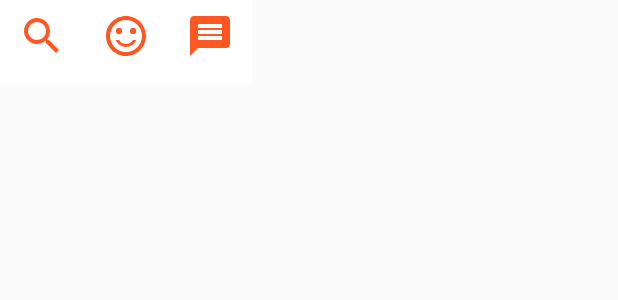
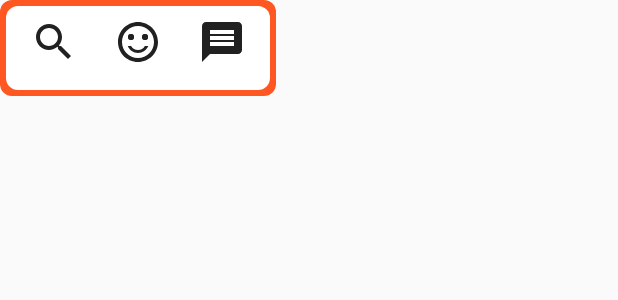
Before and after one commit to Izzy3145/CycleBuddy, an Android app: the layout buddy_widget.xml on its own in the app's theme, with its tools: preview values and no code run, on a phone screen of 412 x 824 dp. Shown: the top 300 px of the screen. Run offline under Robolectric (Android 15) with nearby library versions, the light colour scheme and no system bars.

Commit message:
Widget sorted

```diff
--- a/app/src/main/java/com/example/android/cyclebuddy/MainActivity.java
+++ b/app/src/main/java/com/example/android/cyclebuddy/MainActivity.java
@@ -118,17 +118,21 @@ public class MainActivity extends AppCompatActivity implements RideFragment.OnNa
                 bundle.putString(CONVERSATION_UID, convoPushID);
                 cf.setArguments(bundle);
                 fragmentToOpen = cf;
+                navigation.setSelectedItemId(R.id.navigation_messages);
 
             } else if(getIntent().getIntExtra(WIDGET_ICON, 0) != 0) {
                 int widgetIconPressed = getIntent().getIntExtra(WIDGET_ICON, 0);
                 switch (widgetIconPressed) {
                     case 1:
+                        navigation.setSelectedItemId(R.id.navigation_search);
                         fragmentToOpen = SearchFragment.newInstance();
                         break;
                     case 2:
+                        navigation.setSelectedItemId(R.id.navigation_offer);
                         fragmentToOpen = OfferFragment.newInstance();
                         break;
                     case 3:
+                        navigation.setSelectedItemId(R.id.navigation_messages);
                         fragmentToOpen = MessageListFragment.newInstance();
                         break;
                 }
--- a/app/src/main/java/com/example/android/cyclebuddy/ui/MessageListFragment.java
+++ b/app/src/main/java/com/example/android/cyclebuddy/ui/MessageListFragment.java
@@ -6,6 +6,7 @@ import android.app.FragmentTransaction;
 import android.os.Bundle;
 import android.support.annotation.NonNull;
 import android.support.annotation.Nullable;
+import android.support.design.widget.BottomNavigationView;
 import android.view.LayoutInflater;
 import android.view.View;
 import android.view.ViewGroup;
--- a/app/src/main/java/com/example/android/cyclebuddy/widget/BuddyWidget.java
+++ b/app/src/main/java/com/example/android/cyclebuddy/widget/BuddyWidget.java
@@ -25,17 +25,17 @@ public class BuddyWidget extends AppWidgetProvider {
 
         Intent searchIntent = new Intent(context, MainActivity.class);
         searchIntent.putExtra(WIDGET_ICON, 1);
-        PendingIntent searchPendingIntent = PendingIntent.getActivity(context, 9, searchIntent, PendingIntent.FLAG_UPDATE_CURRENT);
+        PendingIntent searchPendingIntent = PendingIntent.getActivity(context, 10, searchIntent, PendingIntent.FLAG_UPDATE_CURRENT);
         views.setOnClickPendingIntent(R.id.widget_search, searchPendingIntent);
 
         Intent offerIntent = new Intent(context, MainActivity.class);
-        searchIntent.putExtra(WIDGET_ICON, 2);
-        PendingIntent offerPendingIntent = PendingIntent.getActivity(context, 18, offerIntent, PendingIntent.FLAG_UPDATE_CURRENT);
+        offerIntent.putExtra(WIDGET_ICON, 2);
+        PendingIntent offerPendingIntent = PendingIntent.getActivity(context, 20, offerIntent, PendingIntent.FLAG_UPDATE_CURRENT);
         views.setOnClickPendingIntent(R.id.widget_offer, offerPendingIntent);
 
         Intent messageIntent = new Intent(context, MainActivity.class);
-        searchIntent.putExtra(WIDGET_ICON, 2);
-        PendingIntent messagePendingIntent = PendingIntent.getActivity(context, 27, messageIntent,PendingIntent.FLAG_UPDATE_CURRENT);
+        messageIntent.putExtra(WIDGET_ICON, 3);
+        PendingIntent messagePendingIntent = PendingIntent.getActivity(context, 30, messageIntent,PendingIntent.FLAG_UPDATE_CURRENT);
         views.setOnClickPendingIntent(R.id.widget_messages, messagePendingIntent);
 
         // Instruct the widget manager to update the widget
--- /dev/null
+++ b/app/src/main/res/drawable/widget_background.xml
@@ -0,0 +1,15 @@
+<?xml version="1.0" encoding="utf-8"?>
+<selector xmlns:android="http://schemas.android.com/apk/res/android">
+
+    <item>
+        <shape>
+            <gradient android:startColor="#FF5722" android:endColor="#FF5722" android:angle="270" />
+            <corners android:bottomLeftRadius="8dp"
+                android:bottomRightRadius="8dp"
+                android:topLeftRadius="8dp"
+                android:topRightRadius="8dp"/>
+            <padding  android:left="4dp"  android:top="0dp" android:right="4dp" android:bottom="0dp" />
+        </shape>
+    </item>
+
+</selector>
--- /dev/null
+++ b/app/src/main/res/drawable/widget_inner_background.xml
@@ -0,0 +1,15 @@
+<?xml version="1.0" encoding="utf-8"?>
+<selector xmlns:android="http://schemas.android.com/apk/res/android">
+
+    <item>
+        <shape>
+            <gradient android:startColor="#FFFFFF" android:endColor="#FFFFFF" android:angle="270" />
+            <corners android:bottomLeftRadius="8dp"
+                android:bottomRightRadius="8dp"
+                android:topLeftRadius="8dp"
+                android:topRightRadius="8dp"/>
+            <padding  android:left="4dp"  android:top="0dp" android:right="4dp" android:bottom="0dp" />
+        </shape>
+    </item>
+
+</selector>
--- a/app/src/main/res/layout/buddy_widget.xml
+++ b/app/src/main/res/layout/buddy_widget.xml
@@ -1,15 +1,21 @@
 <LinearLayout xmlns:android="http://schemas.android.com/apk/res/android"
     android:layout_width="wrap_content"
-    android:layout_height="wrap_content"
-    android:background="@color/colorPrimary"
+    android:layout_height="@dimen/widget_height"
+    android:background="@drawable/widget_background"
     android:orientation="horizontal"
-    android:padding="@dimen/widget_margin">
+    android:layout_margin="@dimen/widget_margin">
+
+    <LinearLayout
+        android:layout_width="wrap_content"
+        android:layout_height="wrap_content"
+        android:orientation="horizontal"
+        android:layout_gravity="center"
+        android:background="@drawable/widget_inner_background">
 
     <LinearLayout
         android:id="@+id/widget_search"
         android:layout_width="@dimen/widget_button_size"
         android:layout_height="@dimen/widget_button_size"
-        android:background="@color/icons"
         android:orientation="vertical">
 
         <ImageView
@@ -17,7 +23,8 @@
             android:layout_height="@dimen/widget_image_size"
             android:contentDescription="@string/search"
             android:layout_gravity="center"
-            android:tint="@color/colorPrimary"
+            android:tint="@color/primary_text"
+            android:background="@color/icons"
             android:layout_margin="@dimen/medium_border"
             android:src="@drawable/ic_search_24px" />
 
@@ -27,7 +34,6 @@
         android:id="@+id/widget_offer"
         android:layout_width="@dimen/widget_button_size"
         android:layout_height="@dimen/widget_button_size"
-        android:background="@color/icons"
         android:orientation="vertical">
 
         <ImageView
@@ -35,7 +41,8 @@
             android:layout_height="@dimen/widget_image_size"
             android:contentDescription="@string/search"
             android:layout_gravity="center"
-            android:tint="@color/colorPrimary"
+            android:tint="@color/primary_text"
+            android:background="@color/icons"
             android:layout_margin="@dimen/medium_border"
             android:src="@drawable/ic_smile_24px" />
 
@@ -45,7 +52,6 @@
         android:id="@+id/widget_messages"
         android:layout_width="@dimen/widget_button_size"
         android:layout_height="@dimen/widget_button_size"
-        android:background="@color/icons"
         android:orientation="vertical">
 
         <ImageView
@@ -53,10 +59,13 @@
             android:layout_height="@dimen/widget_image_size"
             android:contentDescription="@string/search"
             android:layout_gravity="center"
-            android:tint="@color/colorPrimary"
+            android:tint="@color/primary_text"
             android:layout_margin="@dimen/medium_border"
+            android:background="@color/icons"
             android:src="@drawable/ic_message_24px" />
 
     </LinearLayout>
 
+    </LinearLayout>
+
 </LinearLayout>
--- a/app/src/main/res/values/dimens.xml
+++ b/app/src/main/res/values/dimens.xml
@@ -1,6 +1,7 @@
 <?xml version="1.0" encoding="utf-8"?>
 <resources>
     <dimen name="image_size">100dp</dimen>
+    <dimen name="widget_height">64dp</dimen>
     <dimen name="widget_button_size">56dp</dimen>
     <dimen name="widget_image_size">32dp</dimen>
     <dimen name="small_image_size">72dp</dimen>
```
